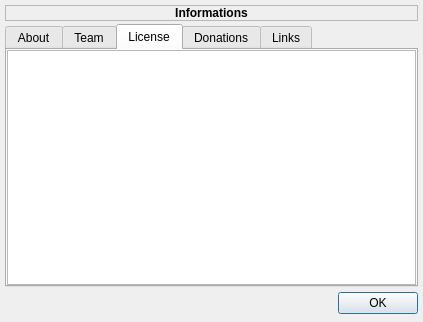
Qt form v2/branches/dev/monkey/src/maininterface/ui/UIAbout.ui (testmana2/mks) before a commit.
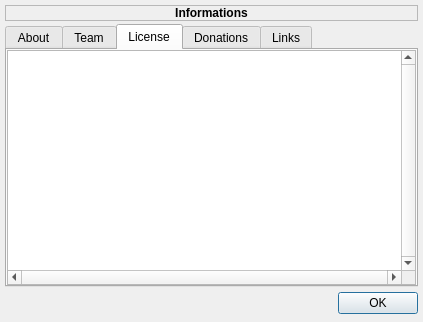
The same form after that commit. The open tabs and pages were chosen to show the change. Icons and pictures are not drawn.

Diff of the .ui file:
```diff
--- a/v2/branches/dev/monkey/src/maininterface/ui/UIAbout.ui
+++ b/v2/branches/dev/monkey/src/maininterface/ui/UIAbout.ui
@@ -16,7 +16,19 @@
    <property name="margin" >
     <number>5</number>
    </property>
-   <property name="spacing" >
+   <property name="topMargin" >
+    <number>5</number>
+   </property>
+   <property name="rightMargin" >
+    <number>5</number>
+   </property>
+   <property name="bottomMargin" >
+    <number>5</number>
+   </property>
+   <property name="horizontalSpacing" >
+    <number>3</number>
+   </property>
+   <property name="verticalSpacing" >
     <number>3</number>
    </property>
    <item row="2" column="0" >
@@ -81,11 +93,23 @@
       <property name="font" >
        <font>
         <family>Monospace</family>
-        <pointsize>9</pointsize>
+        <pointsize>8</pointsize>
        </font>
       </property>
+      <property name="verticalScrollBarPolicy" >
+       <enum>Qt::ScrollBarAlwaysOn</enum>
+      </property>
       <property name="horizontalScrollBarPolicy" >
-       <enum>Qt::ScrollBarAlwaysOff</enum>
+       <enum>Qt::ScrollBarAlwaysOn</enum>
+      </property>
+      <property name="lineWrapMode" >
+       <enum>QTextEdit::NoWrap</enum>
+      </property>
+      <property name="tabStopWidth" >
+       <number>20</number>
+      </property>
+      <property name="acceptRichText" >
+       <bool>false</bool>
       </property>
       <attribute name="title" >
        <string>License</string>
```
Left out of the diff: 10 changed lines with no effect on the pictures.
